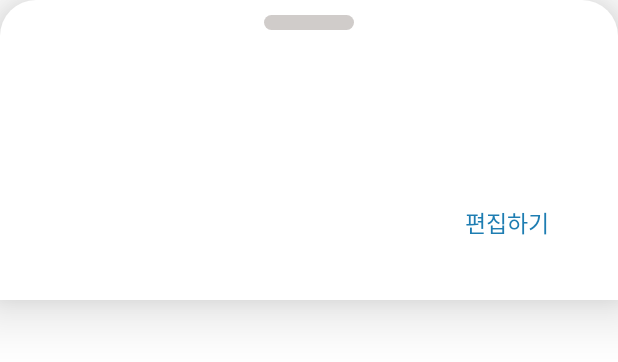
After one commit to mungyuchoi/FoodTruck, an Android app: the layout bottom_sheet_persistent.xml on its own in the app's theme, with its tools: preview values and no code run, on a phone screen of 412 x 824 dp. The commit adds this screen. Shown: the top 362 px of the screen. Run offline under Robolectric (Android 15) with nearby library versions, the phone set to English and light mode, and no system bars.

Commit message:
BottomSheetDialog 추가

```diff
--- a/app/build.gradle
+++ b/app/build.gradle
@@ -43,9 +43,13 @@ dependencies {
     implementation 'com.google.android.material:material:1.7.0'
     implementation 'com.google.android.gms:play-services-maps:18.1.0'
     implementation 'androidx.constraintlayout:constraintlayout:2.1.4'
-    implementation 'com.google.android.gms:play-services-maps:18.0.2'
+    implementation platform('com.google.firebase:firebase-bom:31.1.1')
+    implementation 'com.google.firebase:firebase-auth-ktx'
     implementation 'com.google.android.gms:play-services-location:20.0.0'
     implementation 'com.google.firebase:firebase-auth:21.0.2'
+    implementation 'com.google.android.gms:play-services-maps:18.0.2'
+    implementation 'com.google.android.gms:play-services-auth:20.4.0'
+    implementation 'com.google.android.gms:play-services-measurement-api:21.2.0'
 
     testImplementation 'junit:junit:4.13.2'
     androidTestImplementation 'androidx.test.ext:junit:1.1.3'
--- /dev/null
+++ b/app/src/main/res/drawable/round_bottom_sheet_background.xml
@@ -0,0 +1,9 @@
+<?xml version="1.0" encoding="utf-8"?>
+<shape xmlns:android="http://schemas.android.com/apk/res/android"
+    android:shape="rectangle">
+    <corners
+        android:topLeftRadius="24dp"
+        android:topRightRadius="24dp" />
+    <solid android:color="#fff" />
+
+</shape>
--- /dev/null
+++ b/app/src/main/res/drawable/volume.xml
@@ -0,0 +1,5 @@
+<?xml version="1.0" encoding="utf-8"?>
+<shape xmlns:android="http://schemas.android.com/apk/res/android">
+    <solid android:color="#D0CCCA" />
+    <corners android:radius="8dp" />
+</shape>
--- /dev/null
+++ b/app/src/main/res/layout/bottom_sheet_persistent.xml
@@ -0,0 +1,89 @@
+<?xml version="1.0" encoding="utf-8"?>
+<androidx.constraintlayout.widget.ConstraintLayout xmlns:android="http://schemas.android.com/apk/res/android"
+    xmlns:app="http://schemas.android.com/apk/res-auto"
+    android:id="@+id/bottom_sheet_persistent"
+    android:layout_width="match_parent"
+    android:layout_height="200dp"
+    android:background="@drawable/round_bottom_sheet_background"
+    android:elevation="24dp"
+    android:orientation="vertical"
+    app:behavior_hideable="false"
+    app:behavior_peekHeight="50dp"
+    app:layout_behavior="@string/bottom_sheet_behavior">
+
+    <View
+        android:layout_width="60dp"
+        android:layout_height="10dp"
+        android:layout_marginTop="10dp"
+        android:background="@drawable/volume"
+        app:layout_constraintEnd_toEndOf="parent"
+        app:layout_constraintStart_toStartOf="parent"
+        app:layout_constraintTop_toTopOf="parent" />
+
+    <TextView
+        android:id="@+id/title"
+        android:layout_width="wrap_content"
+        android:layout_height="wrap_content"
+        android:layout_marginStart="20dp"
+        android:layout_marginTop="40dp"
+        android:gravity="start"
+        android:text=""
+        android:textSize="16sp"
+        android:textStyle="bold"
+        app:layout_constraintStart_toStartOf="parent"
+        app:layout_constraintTop_toTopOf="parent" />
+
+    <EditText
+        android:id="@+id/edit_title"
+        android:layout_width="wrap_content"
+        android:layout_height="wrap_content"
+        android:textSize="16sp"
+        android:textStyle="bold"
+        android:visibility="gone"
+        app:layout_constraintBottom_toBottomOf="@id/title"
+        app:layout_constraintEnd_toEndOf="@id/title"
+        app:layout_constraintStart_toStartOf="@id/title"
+        app:layout_constraintTop_toTopOf="@id/title" />
+
+    <TextView
+        android:id="@+id/description"
+        android:layout_width="250dp"
+        android:layout_height="wrap_content"
+        android:layout_marginStart="20dp"
+        android:layout_marginTop="5dp"
+        android:gravity="start"
+        android:text=""
+        android:textSize="15dp"
+        app:layout_constraintStart_toStartOf="parent"
+        app:layout_constraintTop_toBottomOf="@id/title" />
+
+    <EditText
+        android:id="@+id/edit_description"
+        android:layout_width="wrap_content"
+        android:layout_height="wrap_content"
+        android:textSize="15dp"
+        android:visibility="gone"
+        app:layout_constraintBottom_toBottomOf="@id/description"
+        app:layout_constraintEnd_toEndOf="@id/description"
+        app:layout_constraintStart_toStartOf="@id/description"
+        app:layout_constraintTop_toTopOf="@id/description" />
+
+    <androidx.constraintlayout.widget.Guideline
+        android:id="@+id/guideline"
+        android:layout_width="wrap_content"
+        android:layout_height="wrap_content"
+        android:orientation="vertical"
+        app:layout_constraintGuide_percent="0.65" />
+
+    <TextView
+        android:id="@+id/edit"
+        android:layout_width="wrap_content"
+        android:layout_height="wrap_content"
+        android:layout_marginEnd="46dp"
+        android:layout_marginBottom="40dp"
+        android:text="편집하기"
+        android:textColor="#1E7DB2"
+        android:textSize="15dp"
+        app:layout_constraintBottom_toBottomOf="parent"
+        app:layout_constraintEnd_toEndOf="parent" />
+</androidx.constraintlayout.widget.ConstraintLayout>
```
Also changed, not shown: app/src/main/java/com/mungyu/foodtruck/SplashActivity.kt (+70 -0 lines), app/src/main/res/drawable/ic_my_location_24.xml (added, +10 -0 lines), app/src/main/res/drawable/my_location.xml (added, +16 -0 lines), app/src/main/res/layout/activity_maps.xml (+36 -6 lines).
